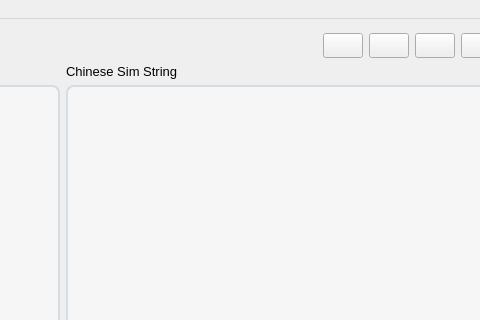
The window that mainwindow.ui (Fneger/BSD_GuiTools) describes before a commit, drawn with Qt 5; both pictures show x 577 to 1057 and y 0 to 320 of the 1280 by 720 pixel window.
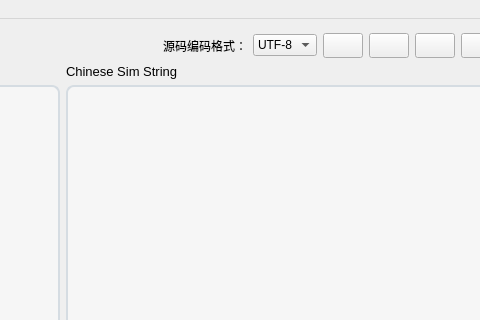
The same window after the commit. Icons and pictures are not drawn.

What changed in the file:
```diff
--- a/mainwindow.ui
+++ b/mainwindow.ui
@@ -295,6 +295,30 @@
             </property>
            </spacer>
           </item>
+          <item>
+           <widget class="QLabel" name="label">
+            <property name="text">
+             <string>源码编码格式：</string>
+            </property>
+           </widget>
+          </item>
+          <item>
+           <widget class="QComboBox" name="SrcCode">
+            <property name="currentIndex">
+             <number>1</number>
+            </property>
+            <item>
+             <property name="text">
+              <string>GBK</string>
+             </property>
+            </item>
+            <item>
+             <property name="text">
+              <string>UTF-8</string>
+             </property>
+            </item>
+           </widget>
+          </item>
           <item>
            <widget class="QPushButton" name="SearchTsString">
             <property name="minimumSize">
```
Left out of the diff: 26 changed lines with no effect on the pictures.
